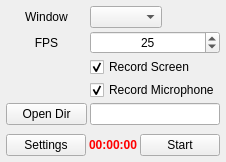
Old version of the form ScreenRecord/ScreenRecord.ui in the repository LittIeWhite/ScreenRecord.
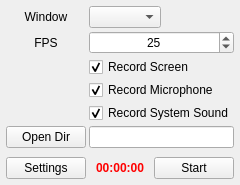
New version of the form. Icons and pictures are not drawn.

Commit message: V1.4 add system sound record

```diff
--- a/ScreenRecord/ScreenRecord.ui
+++ b/ScreenRecord/ScreenRecord.ui
@@ -6,8 +6,8 @@
    <rect>
     <x>0</x>
     <y>0</y>
-    <width>276</width>
-    <height>169</height>
+    <width>287</width>
+    <height>191</height>
    </rect>
   </property>
   <property name="sizePolicy">
@@ -120,7 +120,7 @@
         </property>
        </widget>
       </item>
-      <item row="4" column="0">
+      <item row="5" column="0">
        <widget class="QPushButton" name="pBtn_openDir">
         <property name="text">
          <string>Open Dir</string>
@@ -153,7 +153,7 @@
         </property>
        </widget>
       </item>
-      <item row="4" column="1">
+      <item row="5" column="1">
        <widget class="QLineEdit" name="lineEdit_filesDir">
         <property name="enabled">
          <bool>true</bool>
@@ -179,6 +179,16 @@
         </property>
        </widget>
       </item>
+      <item row="4" column="1">
+       <widget class="QCheckBox" name="checkBox_recordSystemSound">
+        <property name="text">
+         <string>Record System Sound</string>
+        </property>
+        <property name="checked">
+         <bool>true</bool>
+        </property>
+       </widget>
+      </item>
      </layout>
     </widget>
    </item>
```
Left out of the diff: 20 changed lines with no effect on the pictures. The commit also changes 3 other files.
